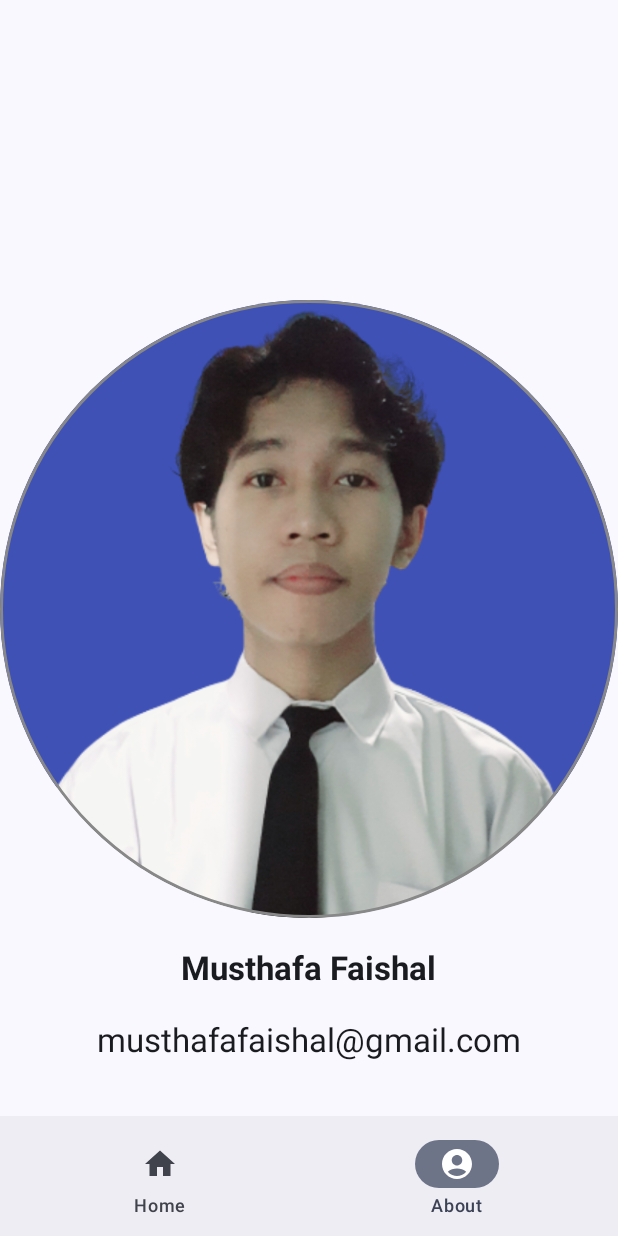
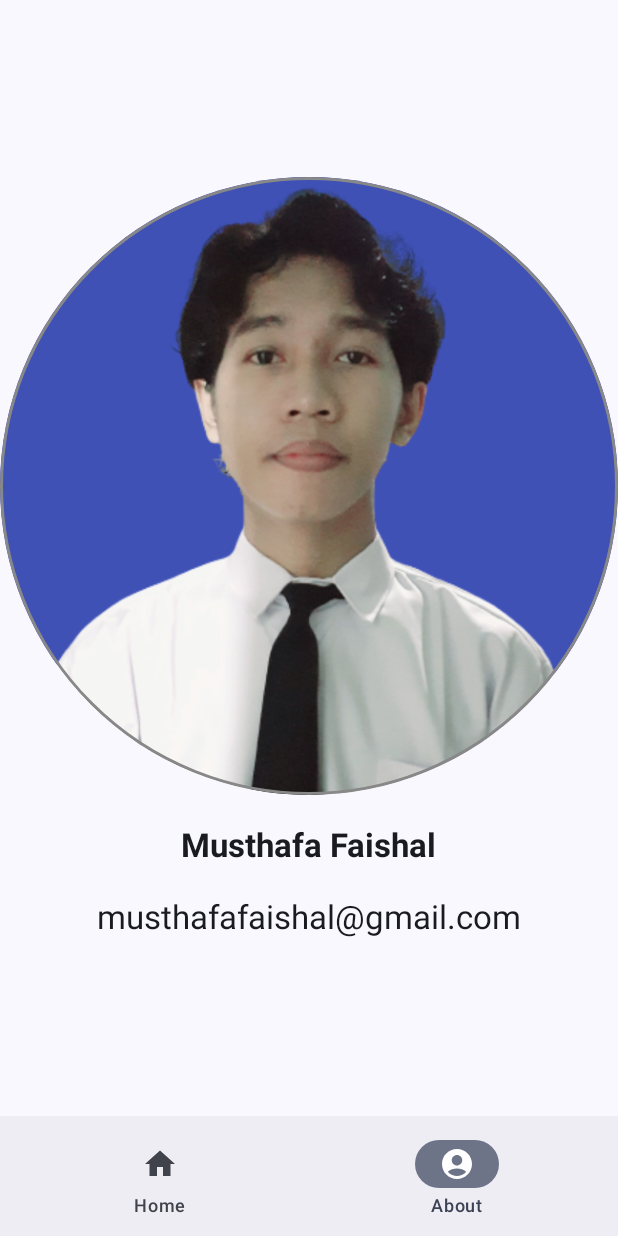
Before and after one commit to musshal/JetRestaurants, an Android app built with Jetpack Compose: the AboutScreen screen opened through its navigation route, on a phone screen of 412 x 824 dp. Run offline under Robolectric (Android 15) with nearby library versions, the phone set to English and light mode, and no system bars.

Commit message:
fix: fix criteria 3

```diff
--- a/app/src/main/java/com/dicoding/jetrestaurants/JetRestaurantsApp.kt
+++ b/app/src/main/java/com/dicoding/jetrestaurants/JetRestaurantsApp.kt
@@ -124,7 +124,9 @@ fun BottomBar(
                     icon = {
                         Icon(
                             imageVector = item.icon,
-                            contentDescription = item.title
+                            contentDescription =
+                            if (item.title == stringResource(R.string.menu_about)) "about_page"
+                            else "home_page"
                         )
                     },
                     label = { Text(item.title) },
--- a/app/src/main/java/com/dicoding/jetrestaurants/ui/screen/about/AboutScreen.kt
+++ b/app/src/main/java/com/dicoding/jetrestaurants/ui/screen/about/AboutScreen.kt
@@ -2,10 +2,14 @@ package com.dicoding.jetrestaurants.ui.screen.about
 
 import androidx.compose.foundation.Image
 import androidx.compose.foundation.border
+import androidx.compose.foundation.layout.Arrangement
 import androidx.compose.foundation.layout.Column
+import androidx.compose.foundation.layout.fillMaxHeight
 import androidx.compose.foundation.layout.fillMaxWidth
 import androidx.compose.foundation.layout.padding
+import androidx.compose.foundation.rememberScrollState
 import androidx.compose.foundation.shape.CircleShape
+import androidx.compose.foundation.verticalScroll
 import androidx.compose.material3.MaterialTheme
 import androidx.compose.material3.Text
 import androidx.compose.runtime.Composable
@@ -30,12 +34,14 @@ fun AboutContent() {
     Column(
         modifier = Modifier
             .fillMaxWidth()
-            .padding(top = 200.dp),
-        horizontalAlignment = Alignment.CenterHorizontally
+            .fillMaxHeight()
+            .verticalScroll(rememberScrollState()),
+        horizontalAlignment = Alignment.CenterHorizontally,
+        verticalArrangement = Arrangement.Center
     ) {
         Image(
             painter = painterResource(R.drawable.me),
-            contentDescription = "about_page",
+            contentDescription = null,
             modifier = Modifier
                 .clip(CircleShape)
                 .border(2.dp, Color.Gray, CircleShape)
```
